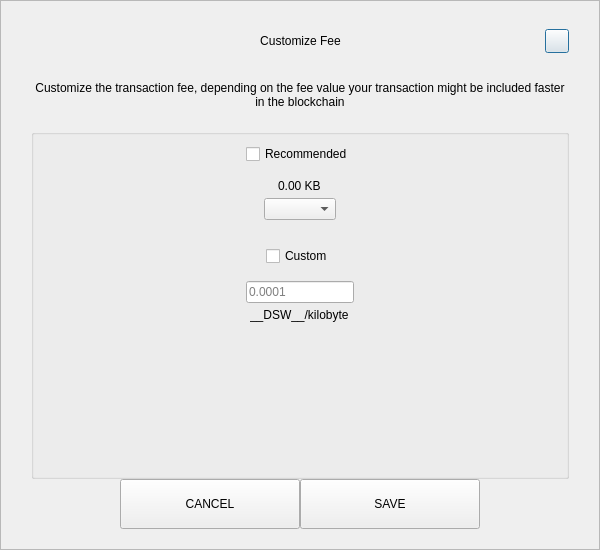
Before: the Qt Designer form src/qt/pivx/forms/sendcustomfeedialog.ui in decenomy/DSW, drawn with Qt 5.
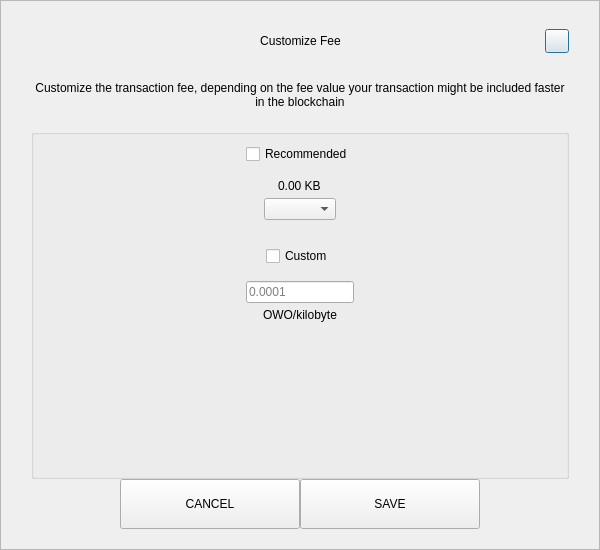
After: the same form once the commit is applied.

Diff of the .ui file:
```diff
--- a/src/qt/pivx/forms/sendcustomfeedialog.ui
+++ b/src/qt/pivx/forms/sendcustomfeedialog.ui
@@ -287,7 +287,7 @@
            <item alignment="Qt::AlignHCenter">
             <widget class="QLabel" name="labelCustomFee">
              <property name="text">
-              <string>__DSW__/kilobyte</string>
+              <string>OWO/kilobyte</string>
              </property>
             </widget>
            </item>
```
